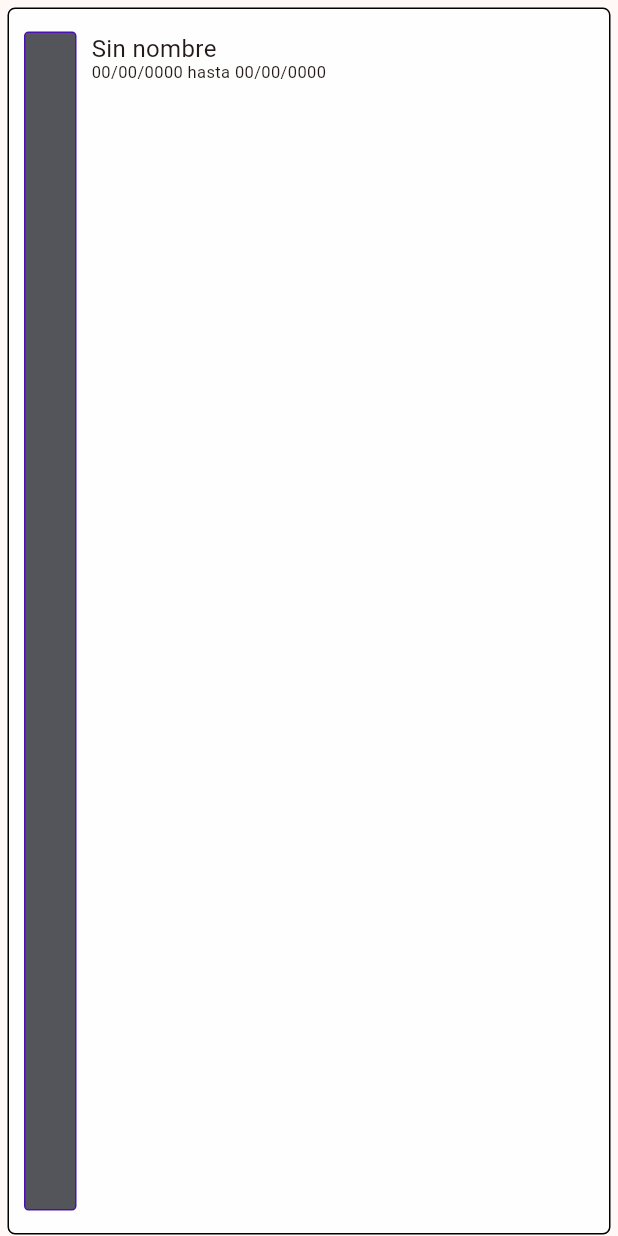
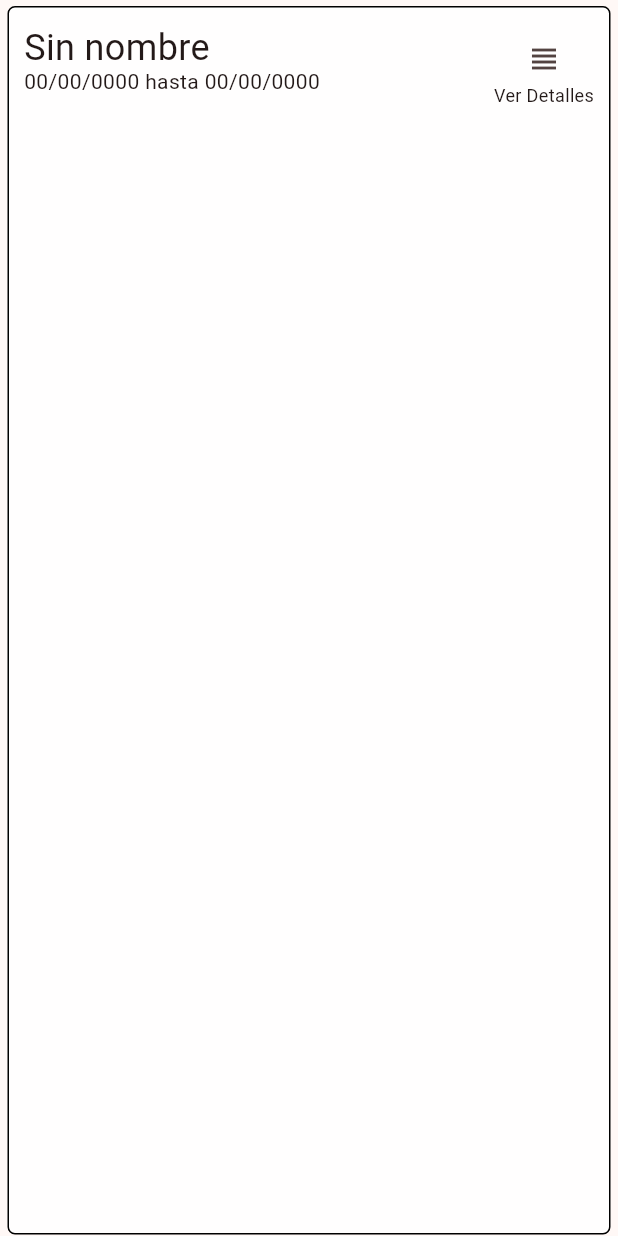
Before and after one commit to CarlitoxDG/Esports, a Flutter app: the CampeonatoTile widget shown alone on an empty page, opened directly, on a phone screen of 412 x 824 dp. Run offline on Flutter 3.47's test engine with Material 3 defaults, Android fonts, the phone set to English and light mode, and no system bars; our stand-ins replace google_fonts; network calls fail; Roboto replaces fonts that are missing (Afacad).

Commit message:
iconos tile campeonatos, cambio animacion de carga

```diff
--- a/esport_cliente/lib/pages/tabs/campeonatos_tab.dart
+++ b/esport_cliente/lib/pages/tabs/campeonatos_tab.dart
@@ -1,3 +1,5 @@
+// ignore_for_file: prefer_const_constructors
+
 import 'package:esport_cliente/services/http_service.dart';
 import 'package:esport_cliente/widgets/campeonato_tile.dart';
 import 'package:esport_cliente/widgets/titulo_seccion.dart';
@@ -27,7 +29,10 @@ class CampeonatosTab extends StatelessWidget {
                 builder: (context, AsyncSnapshot snapshot) {
                   if (!snapshot.hasData ||
                       snapshot.connectionState == ConnectionState.waiting) {
-                    return Center(child: CircularProgressIndicator());
+                    return Center(
+                        child: CircularProgressIndicator(
+                      valueColor: AlwaysStoppedAnimation(Colors.deepPurple),
+                    ));
                   }
                   return ListView.builder(
                     itemCount: snapshot.data.length,
--- a/esport_cliente/lib/widgets/campeonato_tile.dart
+++ b/esport_cliente/lib/widgets/campeonato_tile.dart
@@ -20,8 +20,8 @@ class CampeonatoTile extends StatelessWidget {
   @override
   Widget build(BuildContext context) {
     return Container(
-      margin: EdgeInsets.fromLTRB(5, 5, 5, 1),
-      padding: EdgeInsets.symmetric(vertical: 15, horizontal: 10),
+      margin: EdgeInsets.fromLTRB(5, 4, 5, 1),
+      padding: EdgeInsets.symmetric(vertical: 10, horizontal: 10),
       decoration: BoxDecoration(
         color: Color(0xDDFFFFFF),
         borderRadius: BorderRadius.all(Radius.circular(5)),
@@ -30,7 +30,7 @@ class CampeonatoTile extends StatelessWidget {
       child: Row(
         crossAxisAlignment: CrossAxisAlignment.center,
         children: [
-          //numero
+/*           //numero
           Container(
             width: 35,
             alignment: Alignment.center,
@@ -41,7 +41,7 @@ class CampeonatoTile extends StatelessWidget {
               borderRadius: BorderRadius.all(Radius.circular(3)),
               color: Color(0xBB16171F),
             ),
-          ),
+          ), */
           //nombre
           Column(
             crossAxisAlignment: CrossAxisAlignment.start,
@@ -51,18 +51,32 @@ class CampeonatoTile extends StatelessWidget {
                   Text(
                     '$nombre ',
                     style:
-                        GoogleFonts.afacad(textStyle: TextStyle(fontSize: 16)),
+                        GoogleFonts.afacad(textStyle: TextStyle(fontSize: 24)),
                   )
                 ],
               ),
               Text(
                 this.fecha_inicio + " hasta " + this.fecha_fin,
                 style: GoogleFonts.afacad(
-                    textStyle: TextStyle(fontSize: 11, height: 0.8)),
+                    textStyle: TextStyle(fontSize: 14, height: 0.8)),
               ),
             ],
           ),
           Spacer(),
+          Column(
+            children: [
+              IconButton(
+                icon: Icon(Icons.view_headline),
+                onPressed: () {
+                  // Aquí debes poner la navegación a la siguiente pantalla
+                },
+              ),
+              Text(
+                "Ver Detalles",
+                style: TextStyle(fontSize: 12, height: 0.1),
+              ),
+            ],
+          )
         ],
       ),
     );
```
